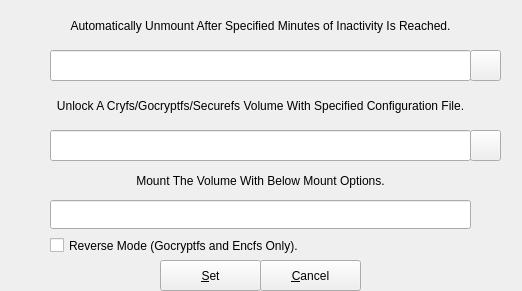
Before: the Qt Designer form src/engines/options.ui in mhogomchungu/sirikali, drawn with Qt 5.
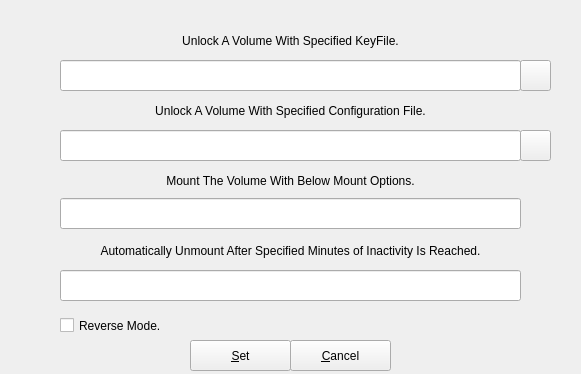
After: the same form once the commit is applied.

Commit message: set ground work for a future backend that uses a keyfile,a config file and idle timeout

Patch:
```diff
--- a/src/engines/options.ui
+++ b/src/engines/options.ui
@@ -9,8 +9,8 @@
    <rect>
     <x>0</x>
     <y>0</y>
-    <width>522</width>
-    <height>291</height>
+    <width>581</width>
+    <height>374</height>
    </rect>
   </property>
   <property name="windowTitle">
@@ -19,37 +19,18 @@
   <widget class="QWidget" name="centralWidget" native="true">
    <property name="geometry">
     <rect>
-     <x>30</x>
-     <y>0</y>
-     <width>481</width>
-     <height>261</height>
+     <x>10</x>
+     <y>10</y>
+     <width>561</width>
+     <height>301</height>
     </rect>
    </property>
-   <widget class="QLabel" name="label_2">
+   <widget class="QLineEdit" name="lineEditConfigFilePath">
     <property name="geometry">
      <rect>
-      <x>30</x>
-      <y>0</y>
-      <width>481</width>
-      <height>51</height>
-     </rect>
-    </property>
-    <property name="text">
-     <string/>
-    </property>
-    <property name="alignment">
-     <set>Qt::AlignCenter</set>
-    </property>
-    <property name="wordWrap">
-     <bool>true</bool>
-    </property>
-   </widget>
-   <widget class="QLineEdit" name="lineConfigFilePath">
-    <property name="geometry">
-     <rect>
-      <x>20</x>
-      <y>130</y>
-      <width>421</width>
+      <x>50</x>
+      <y>120</y>
+      <width>461</width>
       <height>31</height>
      </rect>
     </property>
@@ -57,8 +38,8 @@
    <widget class="QPushButton" name="pushButton">
     <property name="geometry">
      <rect>
-      <x>440</x>
-      <y>130</y>
+      <x>510</x>
+      <y>120</y>
       <width>31</width>
       <height>31</height>
      </rect>
@@ -70,14 +51,14 @@
    <widget class="QLabel" name="label">
     <property name="geometry">
      <rect>
-      <x>20</x>
+      <x>50</x>
       <y>80</y>
-      <width>421</width>
-      <height>51</height>
+      <width>461</width>
+      <height>41</height>
      </rect>
     </property>
     <property name="text">
-     <string>Unlock A Cryfs/Gocryptfs/Securefs Volume With Specified Configuration File.</string>
+     <string>Unlock A Volume With Specified Configuration File.</string>
     </property>
     <property name="alignment">
      <set>Qt::AlignCenter</set>
@@ -89,9 +70,9 @@
    <widget class="QLineEdit" name="lineEditIdleTime">
     <property name="geometry">
      <rect>
-      <x>20</x>
-      <y>50</y>
-      <width>421</width>
+      <x>50</x>
+      <y>260</y>
+      <width>461</width>
       <height>31</height>
      </rect>
     </property>
@@ -99,14 +80,14 @@
    <widget class="QLabel" name="label_3">
     <property name="geometry">
      <rect>
-      <x>20</x>
-      <y>0</y>
-      <width>421</width>
-      <height>51</height>
+      <x>50</x>
+      <y>10</y>
+      <width>461</width>
+      <height>41</height>
      </rect>
     </property>
     <property name="text">
-     <string>Automatically Unmount After Specified Minutes of Inactivity Is Reached.</string>
+     <string>Unlock A Volume With Specified KeyFile.</string>
     </property>
     <property name="alignment">
      <set>Qt::AlignCenter</set>
@@ -118,19 +99,19 @@
    <widget class="QLineEdit" name="lineEditMountOptions">
     <property name="geometry">
      <rect>
-      <x>20</x>
-      <y>200</y>
-      <width>421</width>
-      <height>29</height>
+      <x>50</x>
+      <y>188</y>
+      <width>461</width>
+      <height>31</height>
      </rect>
     </property>
    </widget>
    <widget class="QLabel" name="label_4">
     <property name="geometry">
      <rect>
-      <x>20</x>
-      <y>160</y>
-      <width>421</width>
+      <x>50</x>
+      <y>150</y>
+      <width>461</width>
       <height>41</height>
      </rect>
     </property>
@@ -144,23 +125,10 @@
      <bool>true</bool>
     </property>
    </widget>
-   <widget class="QCheckBox" name="checkBox">
+   <widget class="QPushButton" name="pbKeyFile">
     <property name="geometry">
      <rect>
-      <x>20</x>
-      <y>230</y>
-      <width>421</width>
-      <height>31</height>
-     </rect>
-    </property>
-    <property name="text">
-     <string>Reverse Mode (Gocryptfs and Encfs Only).</string>
-    </property>
-   </widget>
-   <widget class="QPushButton" name="pushButton_2">
-    <property name="geometry">
-     <rect>
-      <x>440</x>
+      <x>510</x>
       <y>50</y>
       <width>31</width>
       <height>31</height>
@@ -170,12 +138,41 @@
      <string/>
     </property>
    </widget>
+   <widget class="QLabel" name="labelIdleTimeout">
+    <property name="geometry">
+     <rect>
+      <x>50</x>
+      <y>220</y>
+      <width>461</width>
+      <height>41</height>
+     </rect>
+    </property>
+    <property name="text">
+     <string>Automatically Unmount After Specified Minutes of Inactivity Is Reached.</string>
+    </property>
+    <property name="alignment">
+     <set>Qt::AlignCenter</set>
+    </property>
+    <property name="wordWrap">
+     <bool>true</bool>
+    </property>
+   </widget>
+   <widget class="QLineEdit" name="lineEditKeyFile">
+    <property name="geometry">
+     <rect>
+      <x>50</x>
+      <y>50</y>
+      <width>461</width>
+      <height>31</height>
+     </rect>
+    </property>
+   </widget>
   </widget>
   <widget class="QPushButton" name="pbOK">
    <property name="geometry">
     <rect>
-     <x>160</x>
-     <y>260</y>
+     <x>190</x>
+     <y>340</y>
      <width>101</width>
      <height>31</height>
     </rect>
@@ -187,8 +184,8 @@
   <widget class="QPushButton" name="pbCancel">
    <property name="geometry">
     <rect>
-     <x>260</x>
-     <y>260</y>
+     <x>290</x>
+     <y>340</y>
      <width>101</width>
      <height>31</height>
     </rect>
@@ -197,6 +194,19 @@
     <string>&amp;Cancel</string>
    </property>
   </widget>
+  <widget class="QCheckBox" name="checkBox">
+   <property name="geometry">
+    <rect>
+     <x>60</x>
+     <y>310</y>
+     <width>451</width>
+     <height>31</height>
+    </rect>
+   </property>
+   <property name="text">
+    <string>Reverse Mode.</string>
+   </property>
+  </widget>
  </widget>
  <layoutdefault spacing="6" margin="11"/>
  <tabstops>
```
Left out of the diff: 12 changed lines with no effect on the pictures. The commit also changes 10 other files.
